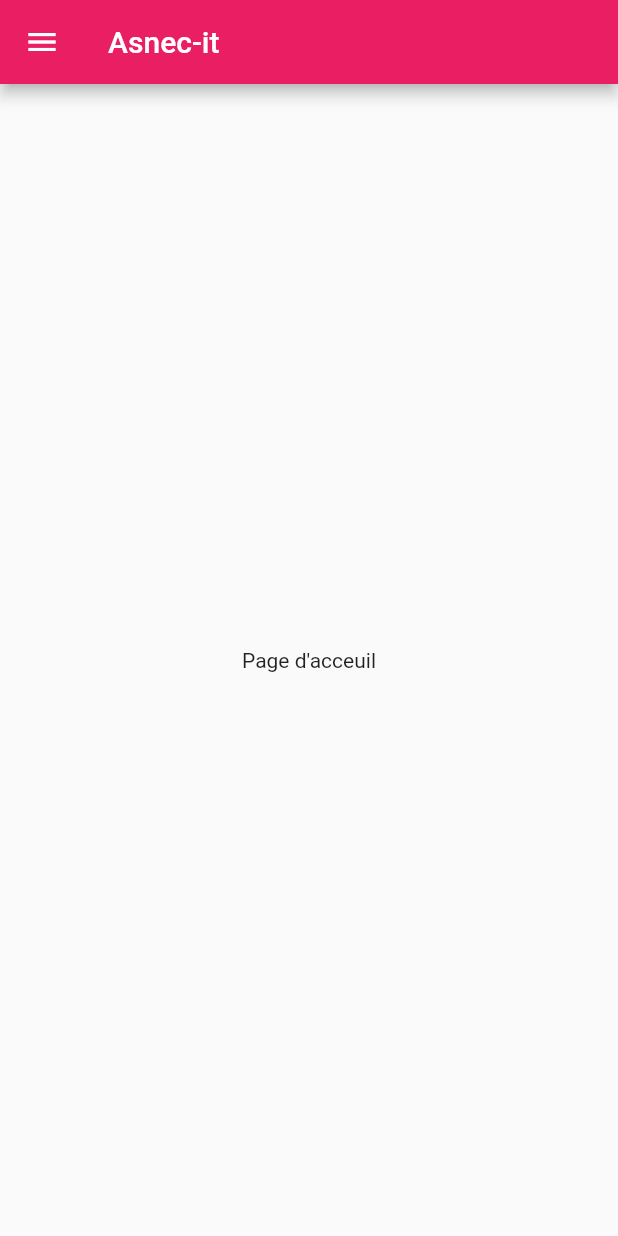
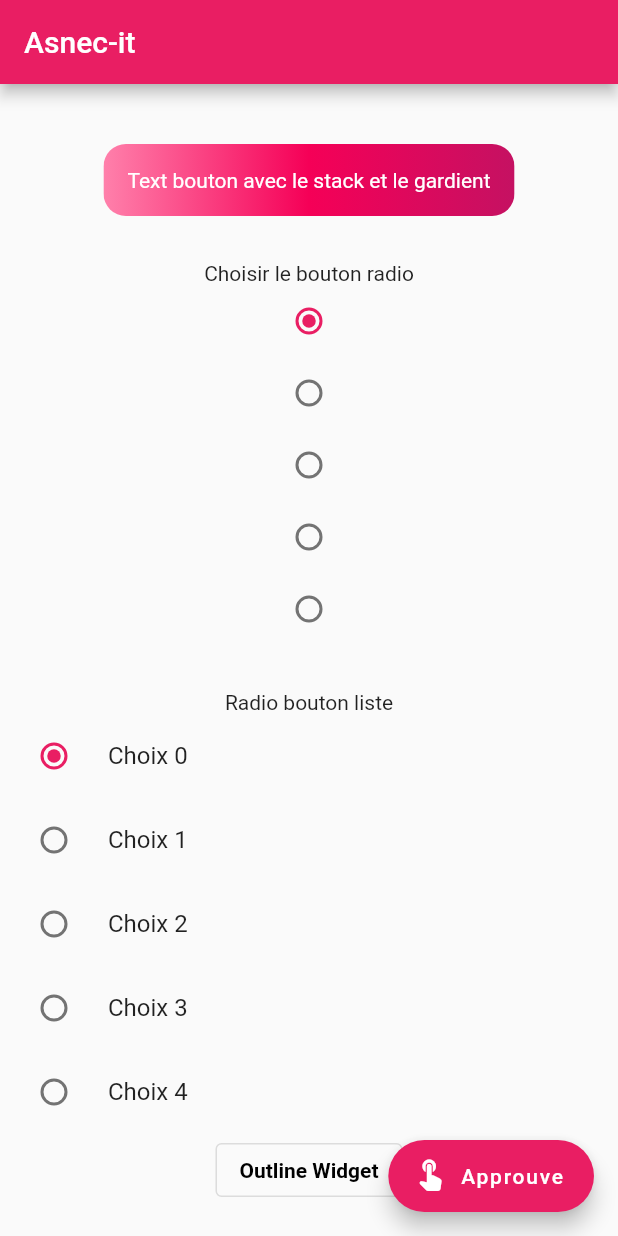
Before and after one commit to DevProsper/formationflutter, a Flutter app: the screen it shows after launch, on a phone screen of 412 x 824 dp. Run offline on Flutter 3.47's test engine with Material 2 defaults, Android fonts, the phone set to English and light mode, and no system bars.

Commit message:
Exercice sur les boutons et les radios boutons,les borders et le stack

```diff
--- a/lib/app/myapp.dart
+++ b/lib/app/myapp.dart
@@ -11,7 +11,9 @@ class MyApp extends StatelessWidget {
       theme: ThemeData(
         primarySwatch: Colors.pink,
       ),
-      home: new MyHomePage(),
+      home: new MyHomePage(
+           title: ("Page d'acceuil"),
+      ),
     );
   }
 }
--- a/lib/widgets/components/nav_drawer.dart
+++ b/lib/widgets/components/nav_drawer.dart
@@ -35,18 +35,16 @@ class NavDrawer extends StatelessWidget {
             ),
           ),
           ListTile(
-            title: Text("Acceuil"),
+            title: Text("Boutton"),
             leading: IconButton(
               icon: Icon(Icons.home),
               onPressed: () {
-                //Navigator.of(context).pop();
+                Navigator.of(context).pop();
               },
             ),
            onTap: ()
             {
               Navigator.of(context).pop();
-              Navigator.of(context).push(MaterialPageRoute(
-                  builder: (BuildContext context) => MyHomePage()));
             },
           ),
           Divider(
@@ -69,6 +67,20 @@ class NavDrawer extends StatelessWidget {
           Divider(
             color: Colors.grey,
           ),
+          ListTile(
+            title: Text("Profile"),
+            leading: IconButton(
+              icon: Icon(Icons.account_circle),
+              onPressed: () {
+              },
+            ),
+            onTap: ()
+            {
+              Navigator.of(context).pop();
+              Navigator.of(context).push(MaterialPageRoute(
+                  builder: (BuildContext context) => profile()));
+            },
+          )
         ],
       ) ,
     );
--- a/lib/widgets/pages/homepage.dart
+++ b/lib/widgets/pages/homepage.dart
@@ -1,17 +1,160 @@
 import 'package:flutter/material.dart';
-import '../components/nav_drawer.dart';
 
-class MyHomePage extends StatelessWidget {
+class MyHomePage extends StatefulWidget {
+  const MyHomePage({Key? key, required this.title}) : super(key: key);
+  final String title;
+
+  @override
+  State<MyHomePage> createState() => _MyHomePageState();
+}
+
+class _MyHomePageState extends State<MyHomePage> {
+
+  int value1 = 0;
+  int value2 = 0;
+
+   void change1(val1){
+    setState(() {
+       value1 = val1;
+    });
+  }
+
+   change2(val2){
+    setState(() {
+      value2 = val2;
+    });
+  }
+
+  //Premier bouton radio sans libelle
+  Widget buttonRadio(){
+    List <Widget> buttonRadio = [];
+    for(int i=0; i<5; i++){
+      buttonRadio.add(Radio(
+          value: i, groupValue: value1, onChanged: change1
+      ));
+    }
+    Column column = Column(children: buttonRadio,);
+    return column;
+  }
+
+  //Deuxième bouton radio avec libelle
+  Widget buttonRadioList(){
+    List <Widget> buttonRadioList = [];
+    for(int i=0; i<5; i++){
+      buttonRadioList.add(RadioListTile(
+
+          value: i, groupValue: value2, onChanged: change2,
+          activeColor: Colors.pink,
+          controlAffinity: ListTileControlAffinity.platform,
+          title: Text("Choix $i"),
+      ));
+    }
+    Column column = Column(children: buttonRadioList,);
+    return column;
+  }
+
   @override
   Widget build(BuildContext context) {
     return Scaffold(
-        appBar: AppBar(
-          title: Text("Asnec-it"),
-        ),
-        body: Center(
-            child: Center(child: Text("Page d'acceuil"))
-        ),
-        drawer: NavDrawer()
+      appBar: AppBar(
+        title: const Text("Asnec-it"),
+      ),
+      body: SingleChildScrollView(
+          padding: const EdgeInsets.only(top: 10),
+          child: Container(
+
+            //--------------------- Exercice TextButton avec le stack et le gardient-----------------
+            child: Column(
+              mainAxisAlignment: MainAxisAlignment.spaceEvenly,
+              children: <Widget>[
+                const SizedBox(height: 30),
+                //Forme arrondi
+                ClipRRect(
+                  borderRadius: BorderRadius.circular(15),
+                  //Stack me permet ici de superposer mon texte sur container avec une nuance de couleur
+                  child: Stack(
+                    children: <Widget>[
+                      Positioned.fill(
+                        child: Container(
+                          decoration: const BoxDecoration(
+                            gradient: LinearGradient(
+                              colors: <Color>[
+                                Color(0xFFFF80AB),
+                                Color(0xFFF50057),
+                                Color(0xFFC51162),
+                              ],
+                            ),
+                          ),
+                        ),
+                      ),
+                      TextButton(
+                        style: TextButton.styleFrom(
+                          padding: const EdgeInsets.all(16.0),
+                          primary: Colors.white,
+                          textStyle: const TextStyle(fontSize: 14),
+                        ),
+                        onPressed: () {},
+                        child: const Text('Text bouton avec le stack et le gardient'),
+                      ),
+                    ],
+                  ),
+                ),
+                const SizedBox(height: 30),
+                const Text("Choisir le bouton radio"),
+                buttonRadio(),
+
+                const SizedBox(height: 30),
+                const Text("Radio bouton liste"),
+                buttonRadioList(),
+
+                //---------------------- Fin Exercice Stack et le gardient : TextButton
+
+                //---------------------- OutlineButton
+                OutlinedButton(
+                  onPressed: (){
+                    print("Il se passe quelque chose");
+                  },
+                  child:  Container(
+                    child:  const Text("Outline Widget",
+                      style: TextStyle(
+                          color: Colors.black,
+                        fontWeight: FontWeight.bold,
+                      ),
+                    ),
+                  ),
+                )
+
+              ],
+            ),
+
+            //---------------------- OutlineButton
+
+          )
+      ),
+
+
+      //---------------------- Exercice Floating Action---------------------------
+      floatingActionButton: FloatingActionButton.extended(
+        onPressed: () {
+          // Add your onPressed code here!
+        },
+        label: const Text("Approuve"),
+        icon: const Icon(Icons.touch_app_rounded),
+        backgroundColor: Colors.pink,
+      ),
+
+      /*floatingActionButton: FloatingActionButton.small(
+        onPressed: () {
+          // Add your onPressed code here!
+        },
+        tooltip: "Floating tooltip",
+        child: const Text("LLL"),
+        elevation: 1.0,
+        backgroundColor: Colors.pink,
+      ),*/
+
+      //---------------------- Fin Floating Action---------------------------
     );
+
   }
 }
```
